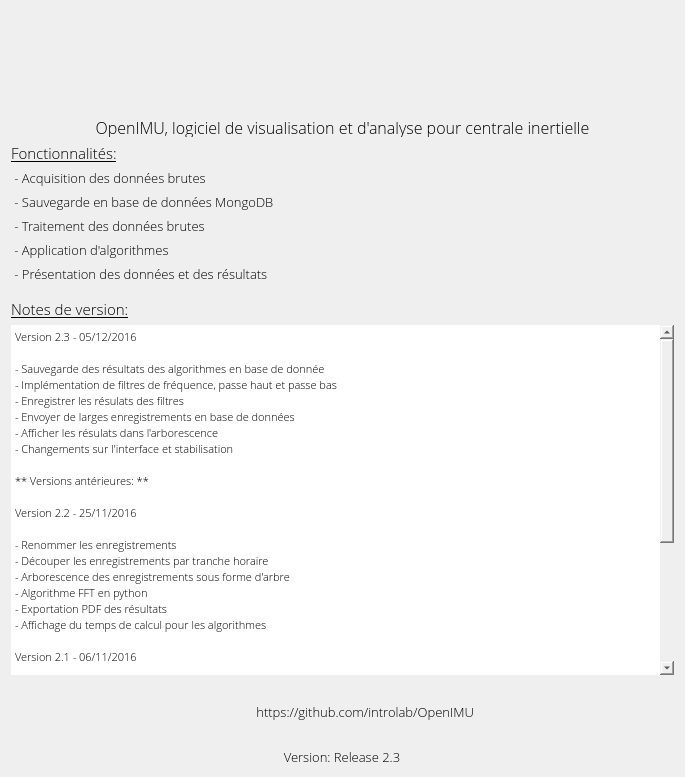
Old version of the form applicationOpenimu/app/widgets/HomeWidget.ui in the repository introlab/OpenIMU.
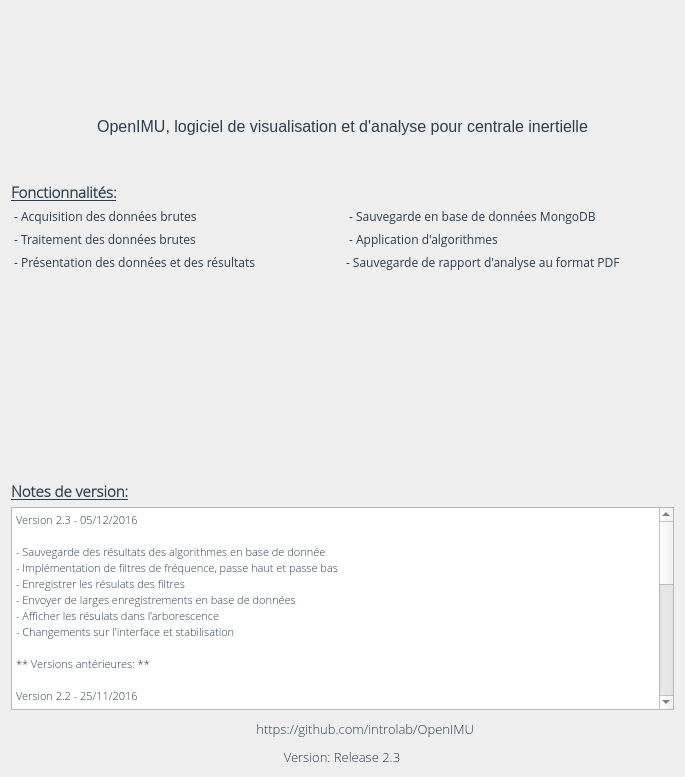
New version of the form. Icons and pictures are not drawn.

Commit message: UI improvements, font, images, buttons

```diff
--- a/applicationOpenimu/app/widgets/HomeWidget.ui
+++ b/applicationOpenimu/app/widgets/HomeWidget.ui
@@ -20,7 +20,7 @@
    <string>Form</string>
   </property>
   <property name="styleSheet">
-   <string notr="true"/>
+   <string notr="true">color:#2c3e50;</string>
   </property>
   <layout class="QVBoxLayout" name="verticalLayout_2">
    <item>
@@ -82,6 +82,10 @@
          <pointsize>12</pointsize>
         </font>
        </property>
+       <property name="styleSheet">
+        <string notr="true">color:#2c3e504;
+</string>
+       </property>
        <property name="text">
         <string>OpenIMU, logiciel de visualisation et d'analyse pour centrale inertielle</string>
        </property>
@@ -90,6 +94,22 @@
        </property>
       </widget>
      </item>
+     <item>
+      <spacer name="verticalSpacer_2">
+       <property name="orientation">
+        <enum>Qt::Vertical</enum>
+       </property>
+       <property name="sizeType">
+        <enum>QSizePolicy::Maximum</enum>
+       </property>
+       <property name="sizeHint" stdset="0">
+        <size>
+         <width>20</width>
+         <height>40</height>
+        </size>
+       </property>
+      </spacer>
+     </item>
      <item>
       <layout class="QHBoxLayout" name="horizontalLayout_3">
        <item>
@@ -106,16 +126,21 @@
             <font>
              <family>Open Sans Light</family>
              <pointsize>11</pointsize>
-             <weight>50</weight>
-             <bold>false</bold>
+             <weight>75</weight>
+             <bold>true</bold>
              <underline>true</underline>
             </font>
            </property>
            <property name="text">
             <string>Fonctionnalités:</string>
            </property>
+           <property name="alignment">
+            <set>Qt::AlignLeading|Qt::AlignLeft|Qt::AlignVCenter</set>
+           </property>
           </widget>
          </item>
+         <item>
+          <layout class="QHBoxLayout" name="horizontalLayout_6">
          <item>
           <widget class="QLabel" name="fonction1Label">
            <property name="maximumSize">
@@ -124,6 +149,11 @@
              <height>20</height>
             </size>
            </property>
+             <property name="font">
+              <font>
+               <family>Open Sans</family>
+              </font>
+             </property>
            <property name="text">
             <string> - Acquisition des données brutes</string>
            </property>
@@ -137,11 +167,20 @@
              <height>20</height>
             </size>
            </property>
+             <property name="font">
+              <font>
+               <family>Open Sans</family>
+              </font>
+             </property>
            <property name="text">
             <string> - Sauvegarde en base de données MongoDB</string>
            </property>
           </widget>
          </item>
+          </layout>
+         </item>
+         <item>
+          <layout class="QHBoxLayout" name="horizontalLayout_7">
          <item>
           <widget class="QLabel" name="fonction3Label">
            <property name="maximumSize">
@@ -150,6 +189,11 @@
              <height>20</height>
             </size>
            </property>
+             <property name="font">
+              <font>
+               <family>Open Sans</family>
+              </font>
+             </property>
            <property name="text">
             <string> - Traitement des données brutes</string>
            </property>
@@ -163,11 +207,20 @@
              <height>20</height>
             </size>
            </property>
+             <property name="font">
+              <font>
+               <family>Open Sans</family>
+              </font>
+             </property>
            <property name="text">
             <string> - Application d'algorithmes</string>
            </property>
           </widget>
          </item>
+          </layout>
+         </item>
+         <item>
+          <layout class="QHBoxLayout" name="horizontalLayout_8">
          <item>
           <widget class="QLabel" name="fonction5Label">
            <property name="maximumSize">
@@ -176,29 +229,45 @@
              <height>20</height>
             </size>
            </property>
+             <property name="font">
+              <font>
+               <family>Open Sans</family>
+              </font>
+             </property>
            <property name="text">
             <string> - Présentation des données et des résultats</string>
            </property>
           </widget>
          </item>
          <item>
-          <spacer name="verticalSpacer">
-           <property name="orientation">
-            <enum>Qt::Vertical</enum>
-           </property>
-           <property name="sizeType">
-            <enum>QSizePolicy::Maximum</enum>
-           </property>
-           <property name="sizeHint" stdset="0">
-            <size>
-             <width>20</width>
-             <height>10</height>
-            </size>
-           </property>
-          </spacer>
+            <widget class="QLabel" name="label">
+             <property name="font">
+              <font>
+               <family>Open Sans</family>
+              </font>
+             </property>
+             <property name="text">
+              <string>- Sauvegarde de rapport d'analyse au format PDF</string>
+             </property>
+            </widget>
+           </item>
+          </layout>
          </item>
          <item>
           <layout class="QVBoxLayout" name="verticalLayout_4">
+           <item>
+            <spacer name="verticalSpacer">
+             <property name="orientation">
+              <enum>Qt::Vertical</enum>
+             </property>
+             <property name="sizeHint" stdset="0">
+              <size>
+               <width>20</width>
+               <height>40</height>
+              </size>
+             </property>
+            </spacer>
+           </item>
            <item>
             <widget class="QLabel" name="releaseNotesLabel">
              <property name="maximumSize">
@@ -211,8 +280,8 @@
               <font>
                <family>Open Sans Light</family>
                <pointsize>11</pointsize>
-               <weight>50</weight>
-               <bold>false</bold>
+               <weight>75</weight>
+               <bold>true</bold>
                <underline>true</underline>
               </font>
              </property>
@@ -232,16 +301,34 @@
              <property name="maximumSize">
               <size>
                <width>16777215</width>
-               <height>350</height>
+               <height>300</height>
               </size>
              </property>
              <property name="font">
               <font>
                <family>Open Sans Light</family>
+               <pointsize>12</pointsize>
               </font>
              </property>
              <property name="styleSheet">
-              <string notr="true">border:none;</string>
+              <string notr="true">border:none;
+QScrollBar::vertical {
+	border: none;
+	width: 30px;
+	margin: 30px 0px 30px 0px;
+}
+QScrollBar::add-line:vertical {
+	
+	height: 30px;
+	subcontrol-position: bottom;
+	subcontrol-origin: margin;
+}
+QScrollBar::sub-line:vertical {
+	
+	height: 30px;
+	subcontrol-position: top;
+	subcontrol-origin: margin;
+}</string>
              </property>
              <property name="readOnly">
               <bool>true</bool>
@@ -250,7 +337,7 @@
               <string>&lt;!DOCTYPE HTML PUBLIC &quot;-//W3C//DTD HTML 4.0//EN&quot; &quot;http://www.w3.org/TR/REC-html40/strict.dtd&quot;&gt;
 &lt;html&gt;&lt;head&gt;&lt;meta name=&quot;qrichtext&quot; content=&quot;1&quot; /&gt;&lt;style type=&quot;text/css&quot;&gt;
 p, li { white-space: pre-wrap; }
-&lt;/style&gt;&lt;/head&gt;&lt;body style=&quot; font-family:'Open Sans Light'; font-size:8.25pt; font-weight:400; font-style:normal;&quot;&gt;
+&lt;/style&gt;&lt;/head&gt;&lt;body style=&quot; font-family:'Open Sans Light'; font-size:12pt; font-weight:400; font-style:normal;&quot;&gt;
 &lt;p style=&quot; margin-top:0px; margin-bottom:0px; margin-left:0px; margin-right:0px; -qt-block-indent:0; text-indent:0px;&quot;&gt;&lt;span style=&quot; font-family:'MS Shell Dlg 2'; font-size:8pt;&quot;&gt;Version 2.3 - 05/12/2016&lt;/span&gt;&lt;/p&gt;
 &lt;p style=&quot;-qt-paragraph-type:empty; margin-top:0px; margin-bottom:0px; margin-left:0px; margin-right:0px; -qt-block-indent:0; text-indent:0px; font-family:'MS Shell Dlg 2'; font-size:8pt;&quot;&gt;&lt;br /&gt;&lt;/p&gt;
 &lt;p style=&quot; margin-top:0px; margin-bottom:0px; margin-left:0px; margin-right:0px; -qt-block-indent:0; text-indent:0px;&quot;&gt;&lt;span style=&quot; font-family:'MS Shell Dlg 2'; font-size:8pt;&quot;&gt;- Sauvegarde des résultats des algorithmes en base de donnée&lt;/span&gt;&lt;/p&gt;
```
Lines whose indentation alone changed are shown as unchanged. The commit also changes 18 other files.
